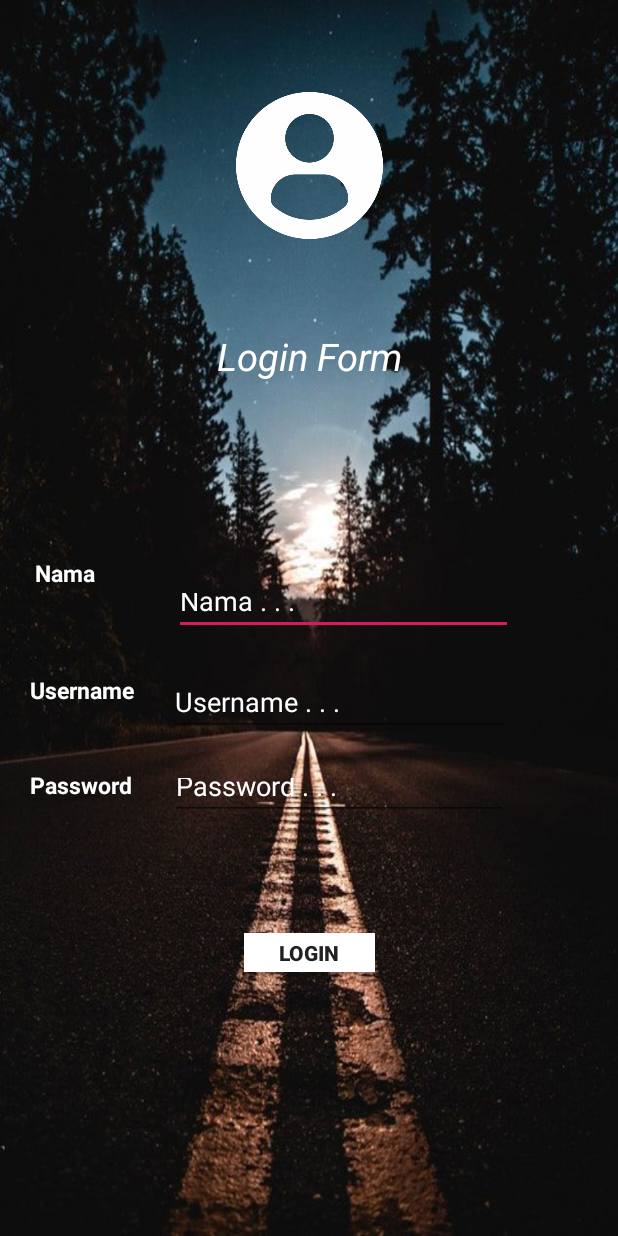
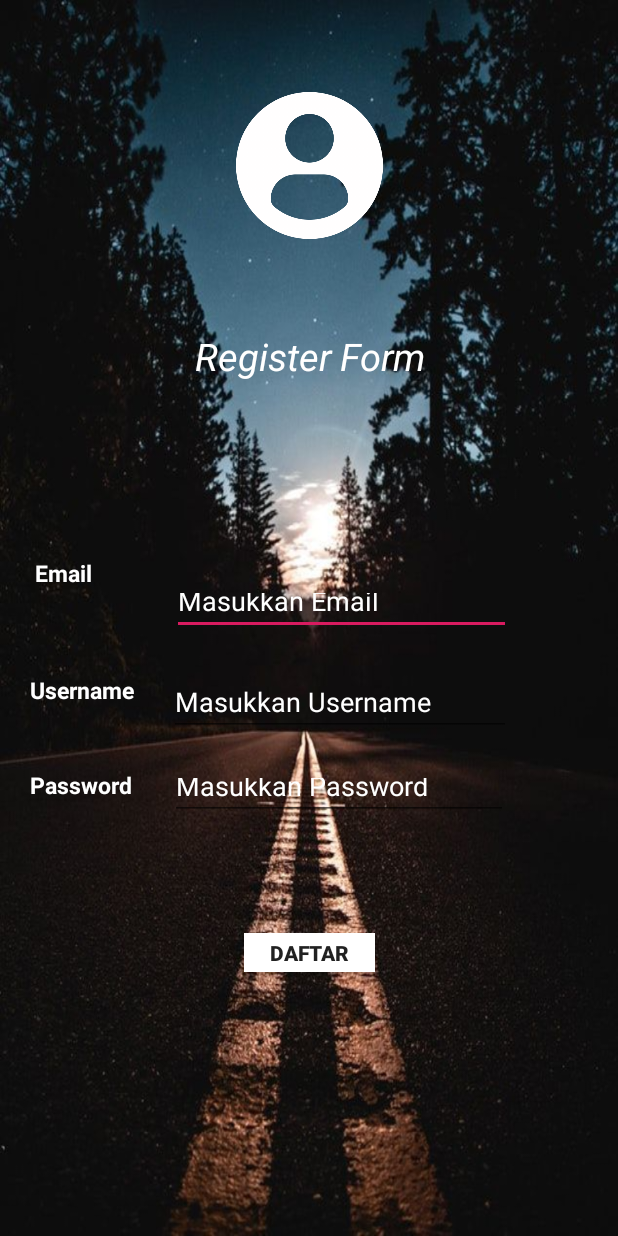
Before and after one commit to denypratama/Android-Movie-Tickets, an Android app: the layout activity_register.xml on its own in the app's theme, with its tools: preview values and no code run, on a phone screen of 412 x 824 dp. Run offline under Robolectric (Android 15) with nearby library versions, the phone set to English and light mode, and no system bars.

Commit message:
Register menggunakan Firebase selesai

```diff
--- a/app/build.gradle
+++ b/app/build.gradle
@@ -1,4 +1,5 @@
 apply plugin: 'com.android.application'
+apply plugin: 'com.google.gms.google-services'
 
 android {
     compileSdkVersion 29
@@ -20,6 +21,8 @@ android {
 }
 
 dependencies {
+    implementation 'com.google.firebase:firebase-core:10.2.0'
+    implementation 'com.google.firebase:firebase-database:10.2.0'
     implementation fileTree(dir: 'libs', include: ['*.jar'])
     implementation 'androidx.appcompat:appcompat:1.0.2'
     implementation 'androidx.constraintlayout:constraintlayout:1.1.3'
@@ -30,3 +33,5 @@ dependencies {
     androidTestImplementation 'androidx.test.espresso:espresso-core:3.1.1'
     implementation 'com.google.android.material:material:1.0.0'
 }
+
+apply plugin: 'com.google.gms.google-services'
--- a/app/src/main/AndroidManifest.xml
+++ b/app/src/main/AndroidManifest.xml
@@ -10,7 +10,8 @@
         android:roundIcon="@mipmap/ic_launcher_round"
         android:supportsRtl="true"
         android:theme="@style/AppTheme">
-        <activity android:name=".LoginActivity" />
+        <activity android:name=".fragments.Login"></activity>
+        <activity android:name=".RegisterActivity" />
         <activity android:name=".SplashActivity">
             <intent-filter>
                 <action android:name="android.intent.action.MAIN" />
--- a/app/src/main/java/com/example/UasAndroidDenyLaduni/WelcomeActivity.java
+++ b/app/src/main/java/com/example/UasAndroidDenyLaduni/WelcomeActivity.java
@@ -95,7 +95,7 @@ public class WelcomeActivity extends AppCompatActivity {
     }
 
     private void launchHomeScreen() {
-        startActivity(new Intent(WelcomeActivity.this, LoginActivity.class));
+        startActivity(new Intent(WelcomeActivity.this, RegisterActivity.class));
         finish();
     }
 
--- a/app/src/main/res/layout/activity_login.xml
+++ b/app/src/main/res/layout/activity_register.xml
@@ -6,13 +6,13 @@
     android:layout_height="match_parent"
     android:background="@drawable/bgs"
     android:backgroundTintMode="screen"
-    tools:context=".LoginActivity">
+    tools:context=".RegisterActivity">
 
     <TextView
         android:id="@+id/textView13"
         android:layout_width="wrap_content"
         android:layout_height="wrap_content"
-        android:text="Login Form"
+        android:text="Register Form"
         android:textAlignment="center"
         android:textColor="@color/putih"
         android:textSize="25dp"
@@ -24,13 +24,13 @@
         app:layout_constraintVertical_bias="0.279" />
 
     <TextView
-        android:id="@+id/textView14"
+        android:id="@+id/viewMail"
         android:layout_width="wrap_content"
         android:layout_height="wrap_content"
         android:layout_marginStart="23dp"
         android:layout_marginTop="326dp"
         android:layout_marginBottom="386dp"
-        android:text="Nama"
+        android:text="Email"
         android:textSize="15dp"
         android:textStyle="bold"
         android:textColor="@color/putih"
@@ -39,7 +39,7 @@
         app:layout_constraintTop_toTopOf="parent" />
 
     <TextView
-        android:id="@+id/textView15"
+        android:id="@+id/viewUsername"
         android:layout_width="wrap_content"
         android:layout_height="wrap_content"
         android:layout_marginStart="20dp"
@@ -55,7 +55,7 @@
         app:layout_constraintVertical_bias="0.72" />
 
     <TextView
-        android:id="@+id/textView16"
+        android:id="@+id/viewPassword"
         android:layout_width="wrap_content"
         android:layout_height="wrap_content"
         android:layout_marginStart="20dp"
@@ -71,60 +71,59 @@
         app:layout_constraintVertical_bias="0.679" />
 
     <EditText
-        android:id="@+id/inname"
+        android:id="@+id/edtMail"
         android:layout_width="226dp"
         android:layout_height="38dp"
         android:layout_marginBottom="375dp"
         android:ems="10"
-        android:hint="Nama . . ."
+        android:hint="Masukkan Email"
         android:inputType="textPersonName"
         android:textColorHint="@color/putih"
         app:layout_constraintBottom_toBottomOf="parent"
         app:layout_constraintEnd_toEndOf="parent"
         app:layout_constraintHorizontal_bias="0.428"
-        app:layout_constraintStart_toEndOf="@+id/textView14"
+        app:layout_constraintStart_toEndOf="@+id/viewMail"
         app:layout_constraintTop_toBottomOf="@+id/textView13"
         app:layout_constraintVertical_bias="0.837" />
 
     <EditText
-        android:id="@+id/inusername"
+        android:id="@+id/edtUsername"
         android:layout_width="228dp"
         android:layout_height="44dp"
         android:layout_marginBottom="311dp"
         android:ems="10"
-        android:hint="Username . . ."
+        android:hint="Masukkan Username"
         android:inputType="textPersonName"
         android:textColorHint="@color/putih"
         app:layout_constraintBottom_toBottomOf="parent"
         app:layout_constraintEnd_toEndOf="parent"
         app:layout_constraintHorizontal_bias="0.246"
-        app:layout_constraintStart_toEndOf="@+id/textView15"
-        app:layout_constraintTop_toBottomOf="@+id/inname"
+        app:layout_constraintStart_toEndOf="@+id/viewUsername"
+        app:layout_constraintTop_toBottomOf="@+id/edtMail"
         app:layout_constraintVertical_bias="0.512" />
 
     <EditText
-        android:id="@+id/inpass"
+        android:id="@+id/edtPassword"
         android:layout_width="225dp"
         android:layout_height="38dp"
         android:ems="10"
-        android:hint="Password . . ."
+        android:hint="Masukkan Password"
         android:inputType="textPassword"
         android:textColorHint="@color/putih"
-        app:layout_constraintBottom_toTopOf="@+id/inlogin"
+        app:layout_constraintBottom_toTopOf="@+id/btnSignUp"
         app:layout_constraintEnd_toEndOf="parent"
         app:layout_constraintHorizontal_bias="0.256"
-        app:layout_constraintStart_toEndOf="@+id/textView16"
-        app:layout_constraintTop_toBottomOf="@+id/inusername"
+        app:layout_constraintStart_toEndOf="@+id/viewPassword"
+        app:layout_constraintTop_toBottomOf="@+id/edtUsername"
         app:layout_constraintVertical_bias="0.192" />
 
     <Button
-        android:id="@+id/inlogin"
+        android:id="@+id/btnSignUp"
         android:layout_width="87dp"
         android:layout_height="26dp"
         android:layout_marginTop="515dp"
         android:background="@color/putih"
-        android:onClick="login"
-        android:text="Login"
+        android:text="Daftar"
         android:textAlignment="center"
         android:textStyle="bold"
         app:layout_constraintBottom_toBottomOf="parent"
--- a/build.gradle
+++ b/build.gradle
@@ -8,6 +8,7 @@ buildscript {
     }
     dependencies {
         classpath 'com.android.tools.build:gradle:3.5.1'
+        classpath 'com.google.gms:google-services:4.2.0'
 
         // NOTE: Do not place your application dependencies here; they belong
         // in the individual module build.gradle files
@@ -18,6 +19,9 @@ allprojects {
     repositories {
         google()
         jcenter()
+        maven {
+            url "https://maven.google.com"
+        }
 
     }
 }
```
Also changed, not shown: app/src/main/java/com/example/UasAndroidDenyLaduni/LoginActivity.java (deleted, +0 -57 lines), app/src/main/java/com/example/UasAndroidDenyLaduni/MainActivity.java (+8 -9 lines), app/src/main/java/com/example/UasAndroidDenyLaduni/Model/User.java (added, +41 -0 lines), app/src/main/java/com/example/UasAndroidDenyLaduni/RegisterActivity.java (added, +68 -0 lines), app/src/main/java/com/example/UasAndroidDenyLaduni/fragments/HomeFragment.java (+26 -6 lines), app/src/main/java/com/example/UasAndroidDenyLaduni/fragments/TicketFragment.java (+9 -2 lines), app/src/main/res/layout/fragment_ticket.xml (+46 -42 lines), app/src/main/res/xml/preferences.xml (+4 -4 lines).
